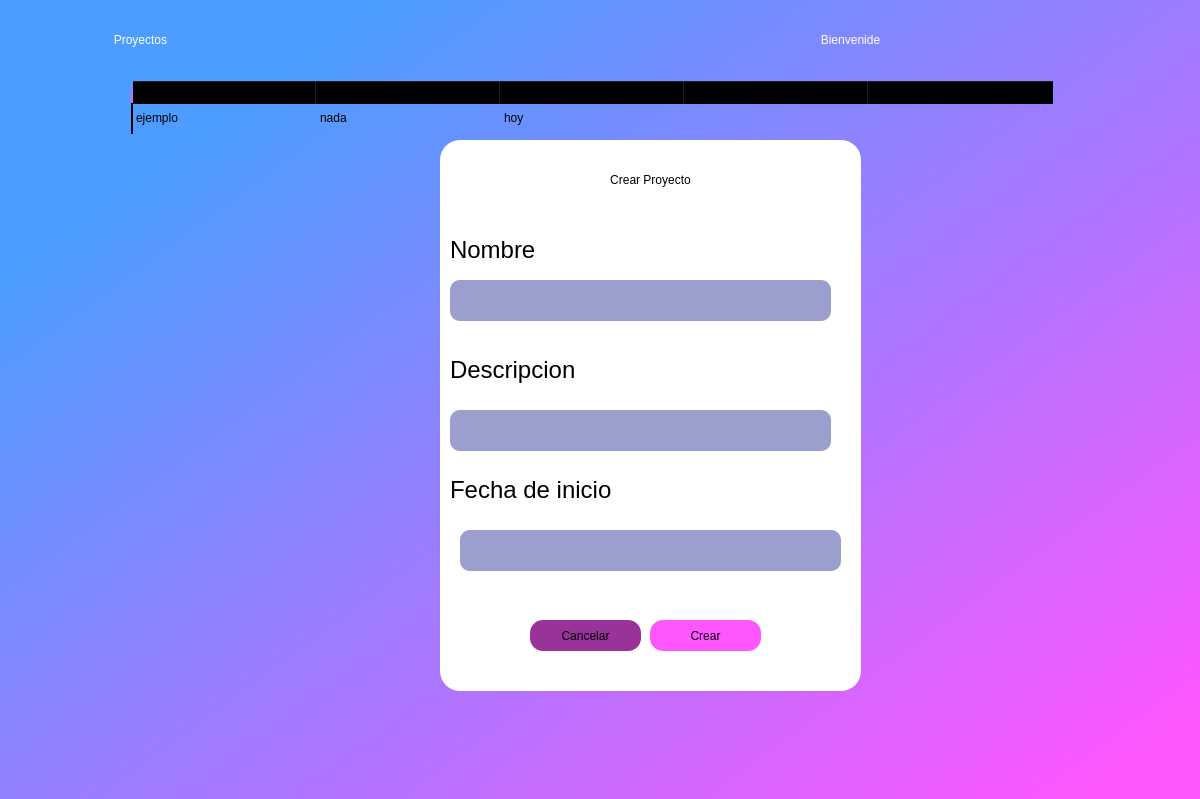
The window that chicos.ui (rojasalexander/AdministradorProyectosFacultad) describes before a commit, drawn with Qt 5.
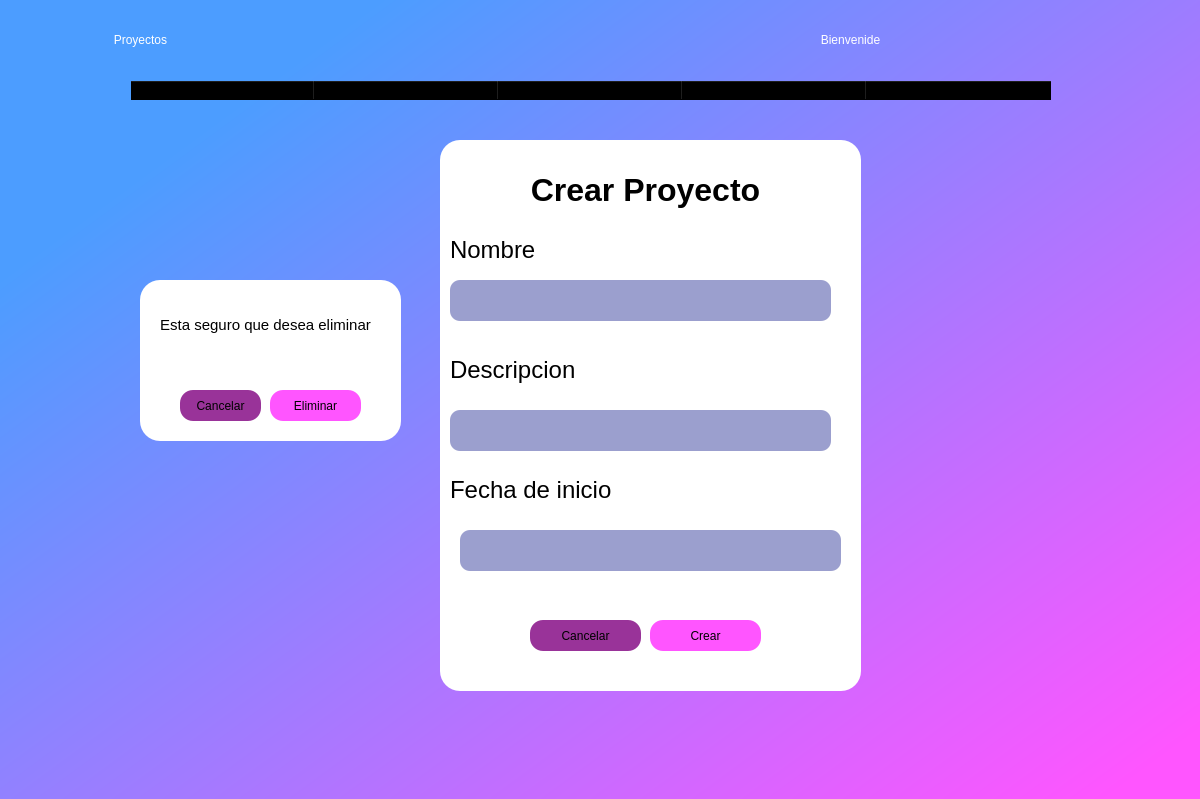
The same window after the commit.

The edit to the form file:
```diff
--- a/chicos.ui
+++ b/chicos.ui
@@ -67,64 +67,82 @@
     <property name="styleSheet">
      <string notr="true">background-color: rgba(0,0,0,0);</string>
     </property>
+    <property name="showGrid">
+     <bool>true</bool>
+    </property>
+    <property name="wordWrap">
+     <bool>true</bool>
+    </property>
+    <attribute name="horizontalHeaderVisible">
+     <bool>true</bool>
+    </attribute>
     <attribute name="horizontalHeaderDefaultSectionSize">
      <number>184</number>
     </attribute>
     <attribute name="verticalHeaderDefaultSectionSize">
      <number>30</number>
     </attribute>
-    <row>
-     <property name="text">
-      <string/>
-     </property>
-    </row>
     <column>
      <property name="text">
-      <string>nombre</string>
+      <string>Nombre</string>
      </property>
      <property name="font">
       <font>
-       <pointsize>12</pointsize>
-       <weight>50</weight>
-       <bold>false</bold>
+       <family>Verdana</family>
+       <pointsize>9</pointsize>
+       <weight>75</weight>
+       <bold>true</bold>
       </font>
      </property>
     </column>
     <column>
      <property name="text">
-      <string>descrip</string>
+      <string>Descripcion</string>
+     </property>
+     <property name="font">
+      <font>
+       <family>Verdana</family>
+       <weight>75</weight>
+       <bold>true</bold>
+      </font>
      </property>
     </column>
     <column>
      <property name="text">
       <string>Fecha de inicio</string>
      </property>
+     <property name="font">
+      <font>
+       <family>Verdana</family>
+       <weight>75</weight>
+       <bold>true</bold>
+      </font>
+     </property>
     </column>
     <column>
      <property name="text">
       <string>Editar</string>
      </property>
+     <property name="font">
+      <font>
+       <family>Verdana</family>
+       <weight>75</weight>
+       <bold>true</bold>
+      </font>
+     </property>
     </column>
     <column>
      <property name="text">
       <string>Eliminar</string>
      </property>
+     <property name="font">
+      <font>
+       <family>Verdana</family>
+       <weight>75</weight>
+       <bold>true</bold>
+      </font>
+     </property>
     </column>
-    <item row="0" column="0">
-     <property name="text">
-      <string>ejemplo</string>
-     </property>
-    </item>
-    <item row="0" column="1">
-     <property name="text">
-      <string>nada</string>
-     </property>
-    </item>
-    <item row="0" column="2">
-     <property name="text">
-      <string>hoy</string>
-     </property>
-    </item>
    </widget>
    <widget class="QLabel" name="name">
     <property name="geometry">
@@ -187,9 +205,9 @@
     <widget class="QLabel" name="label_3">
      <property name="geometry">
       <rect>
-       <x>70</x>
-       <y>10</y>
-       <width>281</width>
+       <x>10</x>
+       <y>20</y>
+       <width>391</width>
        <height>61</height>
       </rect>
      </property>
@@ -202,7 +220,7 @@
 border-radius:20;</string>
      </property>
      <property name="text">
-      <string>&lt;html&gt;&lt;head/&gt;&lt;body&gt;&lt;p align=&quot;center&quot;&gt;Crear Proyecto&lt;/p&gt;&lt;/body&gt;&lt;/html&gt;</string>
+      <string>&lt;html&gt;&lt;head/&gt;&lt;body&gt;&lt;p align=&quot;center&quot;&gt;&lt;span style=&quot; font-size:24pt; font-weight:600;&quot;&gt;Crear Proyecto&lt;/span&gt;&lt;/p&gt;&lt;/body&gt;&lt;/html&gt;</string>
      </property>
      <property name="alignment">
       <set>Qt::AlignLeading|Qt::AlignLeft|Qt::AlignVCenter</set>
@@ -357,6 +375,95 @@
      </property>
     </widget>
    </widget>
+   <widget class="QWidget" name="eliminar" native="true">
+    <property name="geometry">
+     <rect>
+      <x>150</x>
+      <y>280</y>
+      <width>261</width>
+      <height>161</height>
+     </rect>
+    </property>
+    <property name="styleSheet">
+     <string notr="true">background-color: rgb(255, 255, 255);
+border-bottom-left-radius: 20px;
+border-bottom-right-radius:20px;
+border-top-left-radius: 20px;
+border-top-right-radius: 20px;</string>
+    </property>
+    <widget class="QLabel" name="label_7">
+     <property name="geometry">
+      <rect>
+       <x>0</x>
+       <y>10</y>
+       <width>251</width>
+       <height>71</height>
+      </rect>
+     </property>
+     <property name="autoFillBackground">
+      <bool>false</bool>
+     </property>
+     <property name="styleSheet">
+      <string notr="true">color: rgb(0, 0, 0);
+font: 18pt &quot;Verdana&quot;;
+background-color: rgba(0,0,0,0);
+border-radius:20;</string>
+     </property>
+     <property name="text">
+      <string>&lt;html&gt;&lt;head/&gt;&lt;body&gt;&lt;p align=&quot;center&quot;&gt;&lt;span style=&quot; font-size:11pt;&quot;&gt;Esta seguro que desea eliminar&lt;/span&gt;&lt;/p&gt;&lt;/body&gt;&lt;/html&gt;</string>
+     </property>
+     <property name="alignment">
+      <set>Qt::AlignLeading|Qt::AlignLeft|Qt::AlignVCenter</set>
+     </property>
+    </widget>
+    <widget class="QLabel" name="nom_proy">
+     <property name="geometry">
+      <rect>
+       <x>10</x>
+       <y>70</y>
+       <width>241</width>
+       <height>41</height>
+      </rect>
+     </property>
+     <property name="text">
+      <string/>
+     </property>
+    </widget>
+    <widget class="QPushButton" name="cancelarbtn_2">
+     <property name="geometry">
+      <rect>
+       <x>40</x>
+       <y>110</y>
+       <width>81</width>
+       <height>31</height>
+      </rect>
+     </property>
+     <property name="styleSheet">
+      <string notr="true">background-color: rgb(153, 51, 153);
+border-radius:13px;</string>
+     </property>
+     <property name="text">
+      <string>Cancelar</string>
+     </property>
+    </widget>
+    <widget class="QPushButton" name="eliminarbtn">
+     <property name="geometry">
+      <rect>
+       <x>130</x>
+       <y>110</y>
+       <width>91</width>
+       <height>31</height>
+      </rect>
+     </property>
+     <property name="styleSheet">
+      <string notr="true">background-color:rgb(255, 85, 255);
+border-radius:13px;</string>
+     </property>
+     <property name="text">
+      <string>Eliminar</string>
+     </property>
+    </widget>
+   </widget>
   </widget>
  </widget>
  <resources/>
```
Left out of the diff: 9 changed lines with no effect on the pictures.
